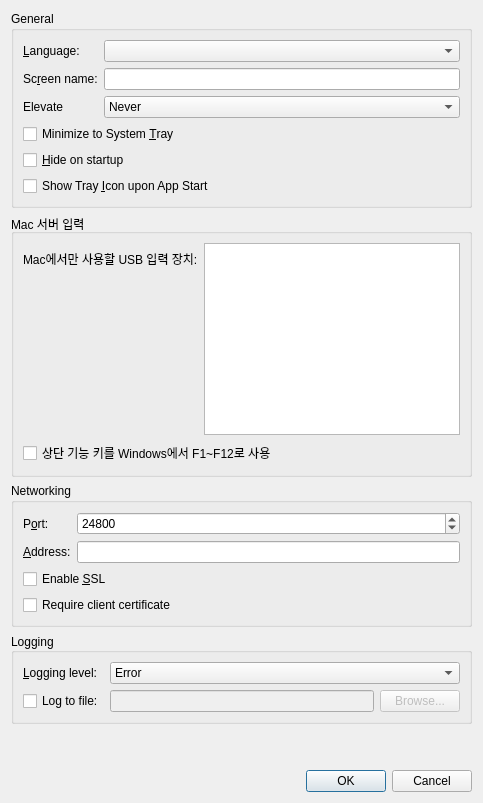
Above: src/gui/src/SettingsDialog.ui from Craft374/input-leap before the change. Below: the same form after it.
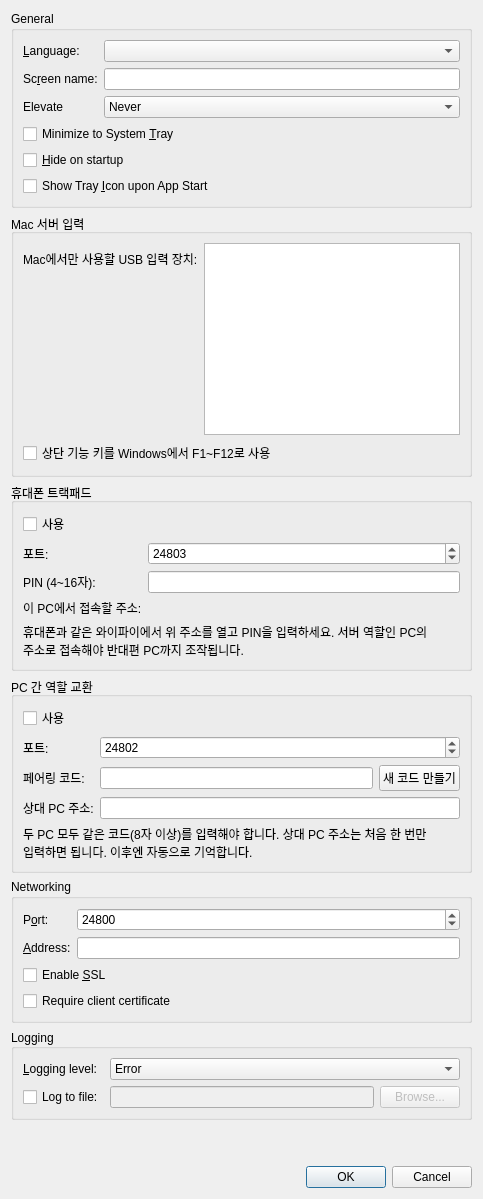
That is the form after the change.

Commit message: add: 휴대폰 트랙패드, 역할 교환, 게임 모드

The edit to the form file:
```diff
--- a/src/gui/src/SettingsDialog.ui
+++ b/src/gui/src/SettingsDialog.ui
@@ -166,6 +166,160 @@
      </layout>
     </widget>
    </item>
+   <item>
+    <widget class="QGroupBox" name="m_pGroupPhone">
+     <property name="title">
+      <string>휴대폰 트랙패드</string>
+     </property>
+     <layout class="QFormLayout" name="phoneLayout">
+      <item row="0" column="0" colspan="2">
+       <widget class="QCheckBox" name="m_pCheckBoxPhoneEnabled">
+        <property name="text">
+         <string>사용</string>
+        </property>
+       </widget>
+      </item>
+      <item row="1" column="0">
+       <widget class="QLabel" name="m_pLabelPhonePort">
+        <property name="text">
+         <string>포트:</string>
+        </property>
+       </widget>
+      </item>
+      <item row="1" column="1">
+       <widget class="QSpinBox" name="m_pSpinBoxPhonePort">
+        <property name="minimum">
+         <number>1024</number>
+        </property>
+        <property name="maximum">
+         <number>65535</number>
+        </property>
+        <property name="value">
+         <number>24803</number>
+        </property>
+       </widget>
+      </item>
+      <item row="2" column="0">
+       <widget class="QLabel" name="m_pLabelPhonePin">
+        <property name="text">
+         <string>PIN (4~16자):</string>
+        </property>
+       </widget>
+      </item>
+      <item row="2" column="1">
+       <widget class="QLineEdit" name="m_pLineEditPhonePin">
+        <property name="maxLength">
+         <number>16</number>
+        </property>
+       </widget>
+      </item>
+      <item row="3" column="0">
+       <widget class="QLabel" name="m_pLabelPhoneUrlsTitle">
+        <property name="text">
+         <string>이 PC에서 접속할 주소:</string>
+        </property>
+       </widget>
+      </item>
+      <item row="3" column="1">
+       <widget class="QLabel" name="m_pLabelPhoneUrls">
+        <property name="text">
+         <string></string>
+        </property>
+        <property name="textInteractionFlags">
+         <set>Qt::TextSelectableByMouse</set>
+        </property>
+       </widget>
+      </item>
+      <item row="4" column="0" colspan="2">
+       <widget class="QLabel" name="m_pLabelPhoneHint">
+        <property name="text">
+         <string>휴대폰과 같은 와이파이에서 위 주소를 열고 PIN을 입력하세요. 서버 역할인 PC의 주소로 접속해야 반대편 PC까지 조작됩니다.</string>
+        </property>
+        <property name="wordWrap">
+         <bool>true</bool>
+        </property>
+       </widget>
+      </item>
+     </layout>
+    </widget>
+   </item>
+   <item>
+    <widget class="QGroupBox" name="m_pGroupPeer">
+     <property name="title">
+      <string>PC 간 역할 교환</string>
+     </property>
+     <layout class="QFormLayout" name="peerLayout">
+      <item row="0" column="0" colspan="2">
+       <widget class="QCheckBox" name="m_pCheckBoxPeerEnabled">
+        <property name="text">
+         <string>사용</string>
+        </property>
+       </widget>
+      </item>
+      <item row="1" column="0">
+       <widget class="QLabel" name="m_pLabelPeerPort">
+        <property name="text">
+         <string>포트:</string>
+        </property>
+       </widget>
+      </item>
+      <item row="1" column="1">
+       <widget class="QSpinBox" name="m_pSpinBoxPeerPort">
+        <property name="minimum">
+         <number>1024</number>
+        </property>
+        <property name="maximum">
+         <number>65535</number>
+        </property>
+        <property name="value">
+         <number>24802</number>
+        </property>
+       </widget>
+      </item>
+      <item row="2" column="0">
+       <widget class="QLabel" name="m_pLabelPeerCode">
+        <property name="text">
+         <string>페어링 코드:</string>
+        </property>
+       </widget>
+      </item>
+      <item row="2" column="1">
+       <layout class="QHBoxLayout" name="peerCodeLayout">
+        <item>
+         <widget class="QLineEdit" name="m_pLineEditPeerCode"/>
+        </item>
+        <item>
+         <widget class="QPushButton" name="m_pButtonPeerNewCode">
+          <property name="text">
+           <string>새 코드 만들기</string>
+          </property>
+         </widget>
+        </item>
+       </layout>
+      </item>
+      <item row="3" column="0">
+       <widget class="QLabel" name="m_pLabelPeerAddress">
+        <property name="text">
+         <string>상대 PC 주소:</string>
+        </property>
+       </widget>
+      </item>
+      <item row="3" column="1">
+       <widget class="QLineEdit" name="m_pLineEditPeerAddress"/>
+      </item>
+      <item row="4" column="0" colspan="2">
+       <widget class="QLabel" name="m_pLabelPeerHint">
+        <property name="text">
+         <string>두 PC 모두 같은 코드(8자 이상)를 입력해야 합니다. 상대 PC 주소는 처음 한 번만 입력하면 됩니다. 이후엔 자동으로 기억합니다.</string>
+        </property>
+        <property name="wordWrap">
+         <bool>true</bool>
+        </property>
+       </widget>
+      </item>
+     </layout>
+    </widget>
+   </item>
    <item>
     <widget class="QGroupBox" name="m_pGroupNetworking">
      <property name="title">
```
The commit also changes 27 other files.
